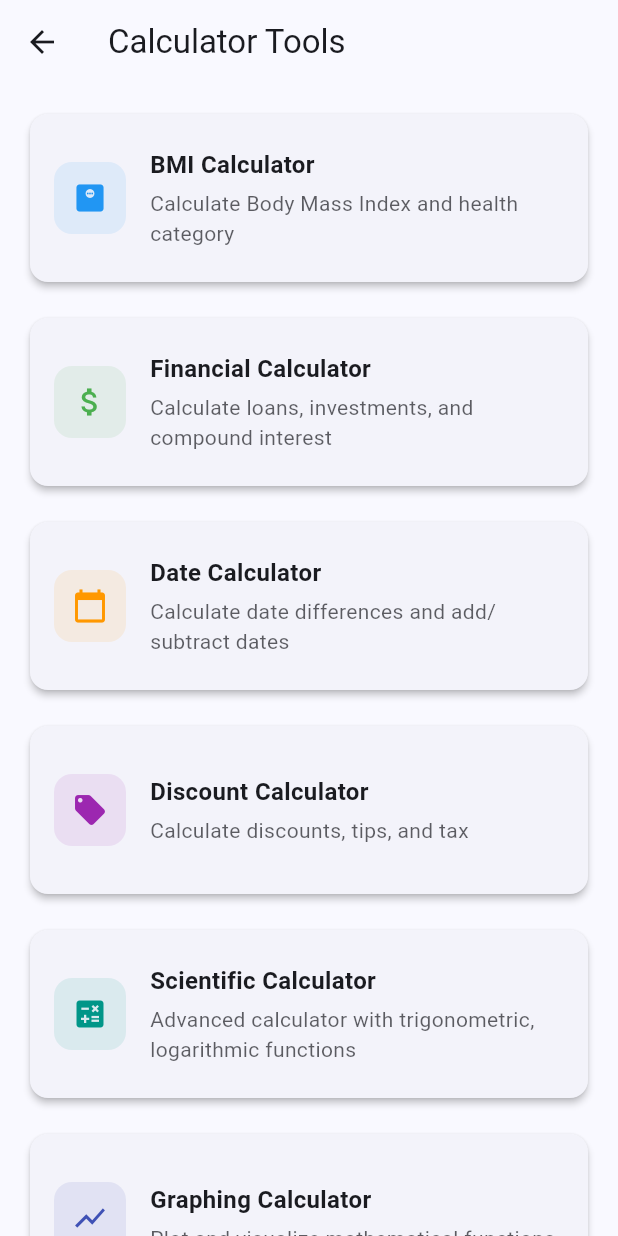
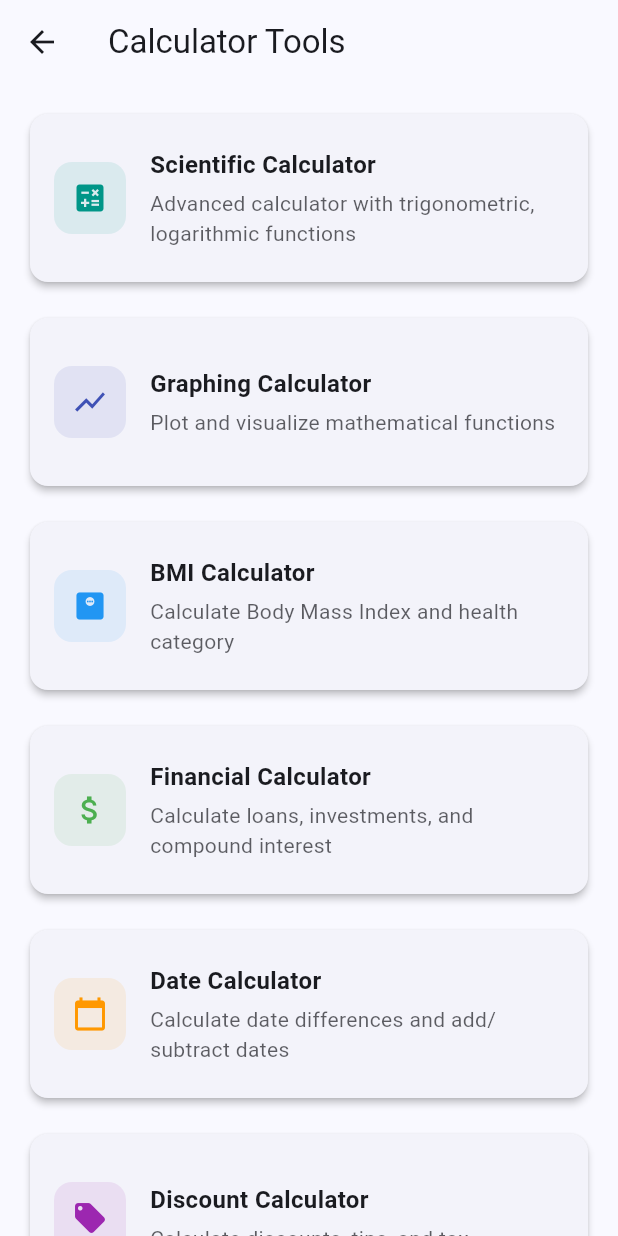
Before and after one commit to TrongAJTT/SETPocket, a Flutter app: the screen it shows after launch, after a tap on "Calculator Tools", on a phone screen of 412 x 824 dp. Run offline on Flutter 3.47's test engine with Material 3 defaults, Android fonts, the phone set to English and light mode, and no system bars; our stand-ins replace file_picker, fl_chart, hive_flutter, logger, math_expressions, shared_preferences; missing offline and left inert: quick_actions; accounts and stored records are empty.

Commit message:
Converters and Calculators Tools improvement: Highlight tools on sidebar.

```diff
--- a/lib/main.dart
+++ b/lib/main.dart
@@ -447,13 +447,16 @@ class _ToolSelectionScreenState extends State<ToolSelectionScreen> {
         return descKey;
     }
   }
-
   String _getSelectedToolType(ToolConfig config) {
     switch (config.id) {
       case 'textTemplate':
         return 'TemplateListScreen';
       case 'randomTools':
         return 'RandomToolsScreen';
+      case 'converterTools':
+        return 'ConverterToolsScreen';
+      case 'calculatorTools':
+        return 'CalculatorToolsScreen';
       default:
         return '';
     }
--- a/lib/screens/calculator_tools_screen.dart
+++ b/lib/screens/calculator_tools_screen.dart
@@ -28,6 +28,20 @@ class CalculatorToolsScreen extends StatelessWidget {
 
     final calculators = [
       {
+        'title': localizations.scientificCalculator,
+        'description': localizations.scientificCalculatorDesc,
+        'icon': Icons.calculate,
+        'color': Colors.teal,
+        'screen': const ScientificCalculatorScreen(),
+      },
+      {
+        'title': localizations.graphingCalculator,
+        'description': localizations.graphingCalculatorDesc,
+        'icon': Icons.show_chart,
+        'color': Colors.indigo,
+        'screen': const GraphingCalculatorScreen(),
+      },
+      {
         'title': localizations.bmiCalculator,
         'description': localizations.bmiCalculatorDesc,
         'icon': Icons.monitor_weight,
@@ -54,20 +68,6 @@ class CalculatorToolsScreen extends StatelessWidget {
         'icon': Icons.local_offer,
         'color': Colors.purple,
         'screen': const DiscountCalculatorScreen(),
-      },
-      {
-        'title': localizations.scientificCalculator,
-        'description': localizations.scientificCalculatorDesc,
-        'icon': Icons.calculate,
-        'color': Colors.teal,
-        'screen': const ScientificCalculatorScreen(),
-      },
-      {
-        'title': localizations.graphingCalculator,
-        'description': localizations.graphingCalculatorDesc,
-        'icon': Icons.show_chart,
-        'color': Colors.indigo,
-        'screen': const GraphingCalculatorScreen(),
       },
     ];
 
```
